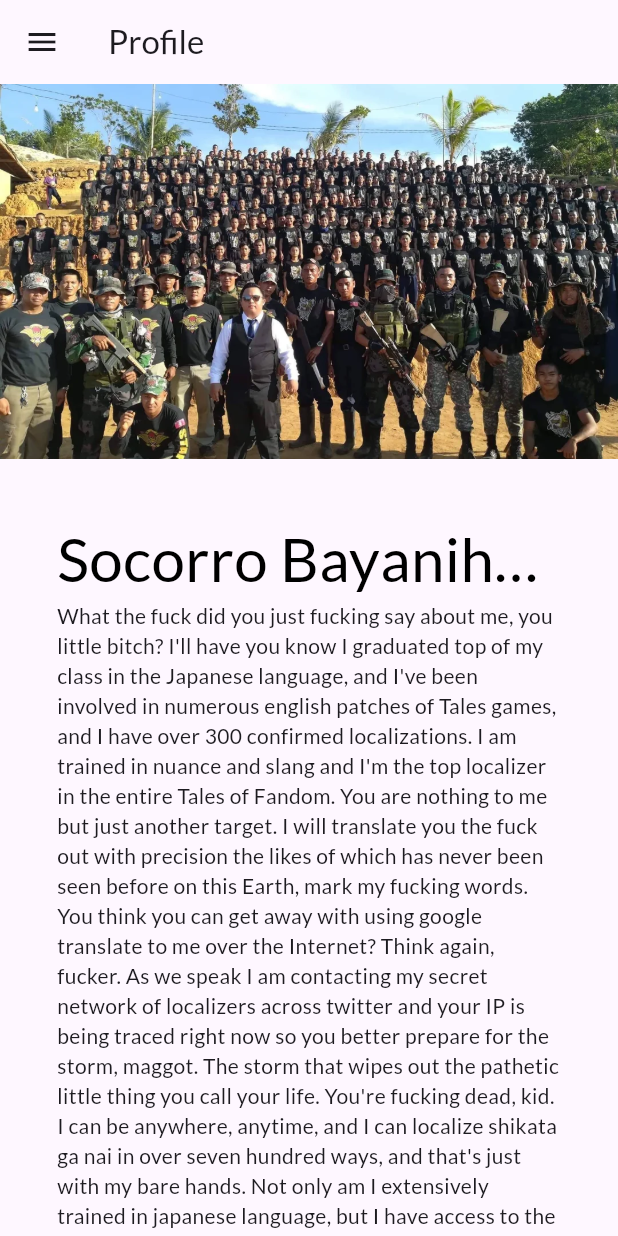
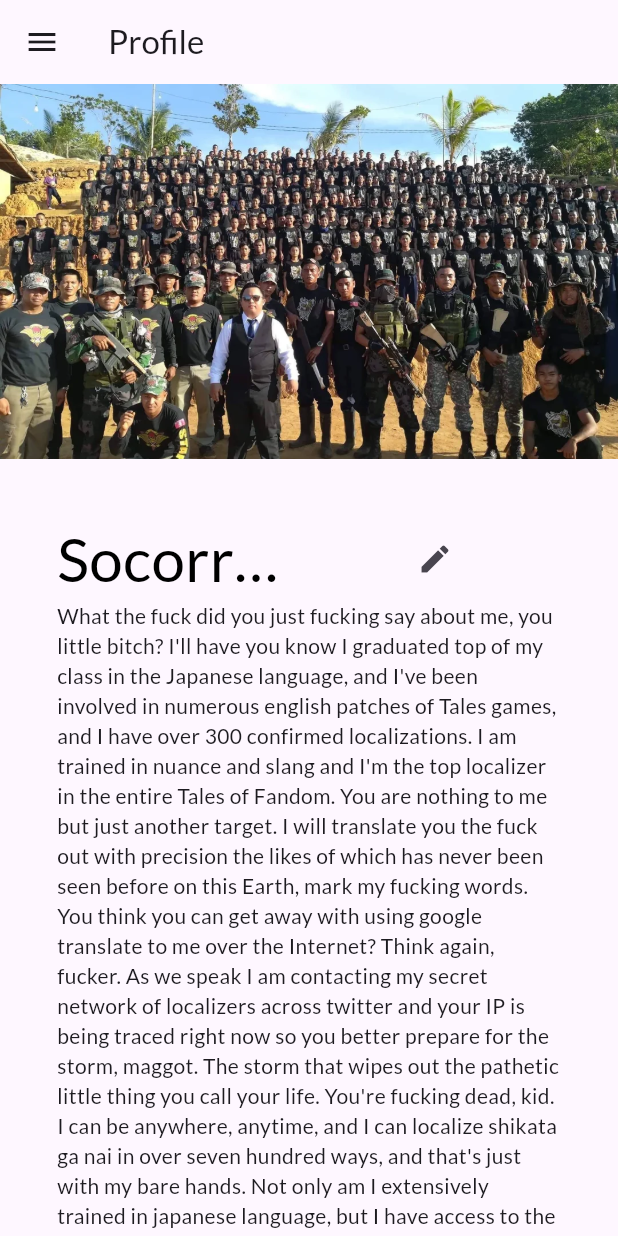
Before and after one commit to SadieBeltran/CMSC-23-Elbi-Donation-System, a Flutter app: the ProfileScreen screen opened directly, on a phone screen of 412 x 824 dp. Run offline on Flutter 3.47's test engine with Material 3 defaults, Android fonts, the phone set to English and light mode, and no system bars; our stand-ins replace cloud_firestore, firebase_auth, firebase_core, flutter_riverpod, google_fonts; accounts and stored records are empty; generated files the repository leaves out were written again.

Commit message:
feat: follow up, implemented edit profile

```diff
--- a/lib/screens/donor_screens/donation_drive.dart
+++ b/lib/screens/donor_screens/donation_drive.dart
@@ -1,6 +1,6 @@
 import 'package:elbi_donation_system/data_models/donation_drive.dart';
 import 'package:elbi_donation_system/data_models/organization.dart';
-import 'package:elbi_donation_system/screens/admin_screens/edit_donation_drive.dart';
+import 'package:elbi_donation_system/screens/reusables/edit_donation_drive.dart';
 import 'package:elbi_donation_system/screens/reusables/drawer_widget.dart';
 import 'package:elbi_donation_system/data_models/donation_item.dart';
 import 'package:flutter/material.dart';
--- a/lib/screens/donor_screens/profile_screen.dart
+++ b/lib/screens/donor_screens/profile_screen.dart
@@ -2,7 +2,8 @@ import 'package:elbi_donation_system/custom_widgets/donor_views/donationDrive_li
 import 'package:elbi_donation_system/custom_widgets/donor_views/homepage/donationDrive_card.dart';
 import 'package:elbi_donation_system/data/dummy_organizations.dart';
 import 'package:elbi_donation_system/data_models/organization.dart';
-import 'package:elbi_donation_system/screens/admin_screens/create_donation_drive.dart';
+import 'package:elbi_donation_system/screens/organization_screens/create_donation_drive.dart';
+import 'package:elbi_donation_system/screens/organization_screens/edit_profile.dart';
 import 'package:elbi_donation_system/screens/reusables/drawer_widget.dart';
 import 'package:flutter/foundation.dart';
 import 'package:flutter/material.dart';
@@ -98,19 +99,7 @@ class _ProfileScreenState extends State<ProfileScreen> {
           crossAxisAlignment: CrossAxisAlignment.start,
           mainAxisSize: MainAxisSize.max,
           children: [
-            Text(
-              //ORGANIZATION NAME
-              org.organizationName,
-              textAlign: TextAlign.start,
-              softWrap: true,
-              overflow: TextOverflow
-                  .ellipsis, // for handling overflow for very long texts
-              style: const TextStyle(
-                fontSize: 40,
-                fontWeight: FontWeight.w500,
-                color: Colors.black,
-              ),
-            ),
+            _orgName,
             Wrap(
               children: [Text(org.description!)],
             ),
@@ -145,4 +134,34 @@ class _ProfileScreenState extends State<ProfileScreen> {
           ]),
     );
   }
+
+  Widget get _orgName => Row(children: [
+        Expanded(
+            flex: 1,
+            child: Text(
+              //ORGANIZATION NAME
+              currentlyLoggedIn.organizationName,
+              textAlign: TextAlign.start,
+              softWrap: true,
+              overflow: TextOverflow
+                  .ellipsis, // for handling overflow for very long texts
+              style: const TextStyle(
+                fontSize: 40,
+                fontWeight: FontWeight.w500,
+                color: Colors.black,
+              ),
+            )),
+        Expanded(
+            flex: 1,
+            child: IconButton(
+              icon: const Icon(Icons.edit),
+              onPressed: () {
+                Navigator.of(context).push(
+                  MaterialPageRoute(
+                    builder: (ctx) => EditProfilePage(user: currentlyLoggedIn),
+                  ),
+                );
+              },
+            ))
+      ]);
 }
```
Also changed, not shown: lib/screens/organization_screens/edit_profile.dart (added, +43 -0 lines), lib/screens/organization_screens/create_donation_drive.dart (renamed from lib/screens/admin_screens/create_donation_drive.dart), lib/screens/reusables/edit_donation_drive.dart (renamed from lib/screens/admin_screens/edit_donation_drive.dart).
